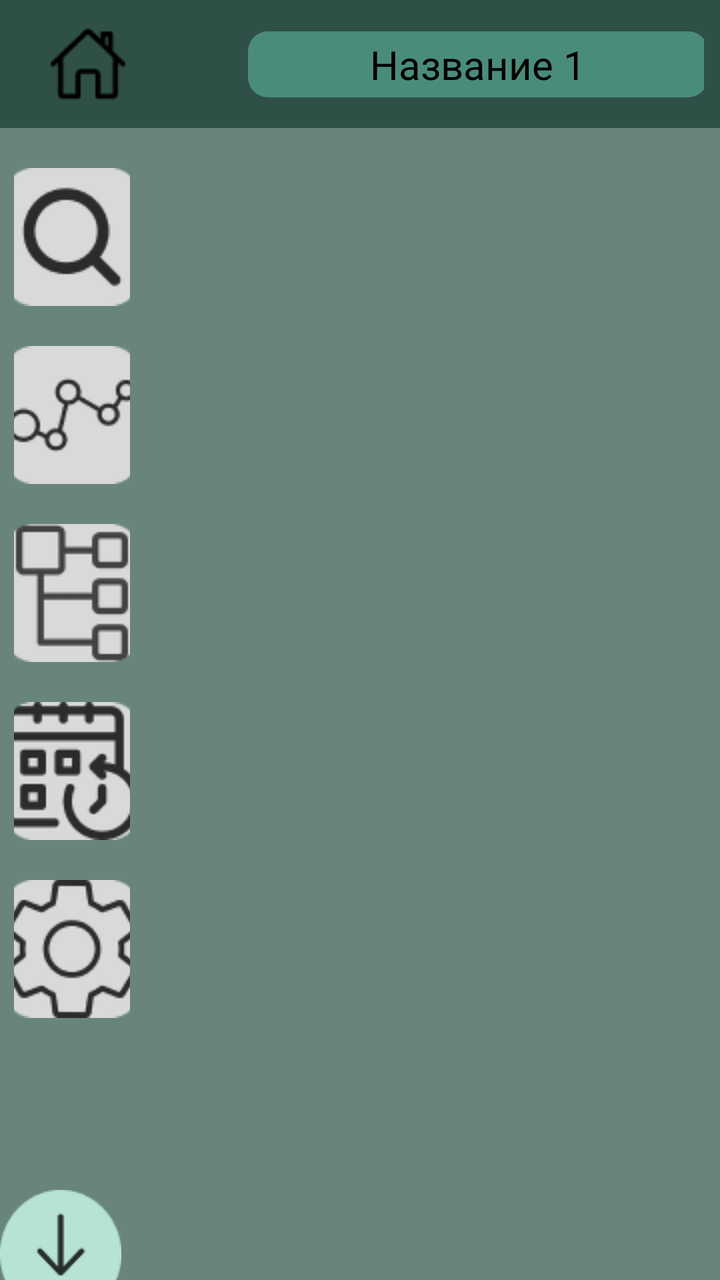
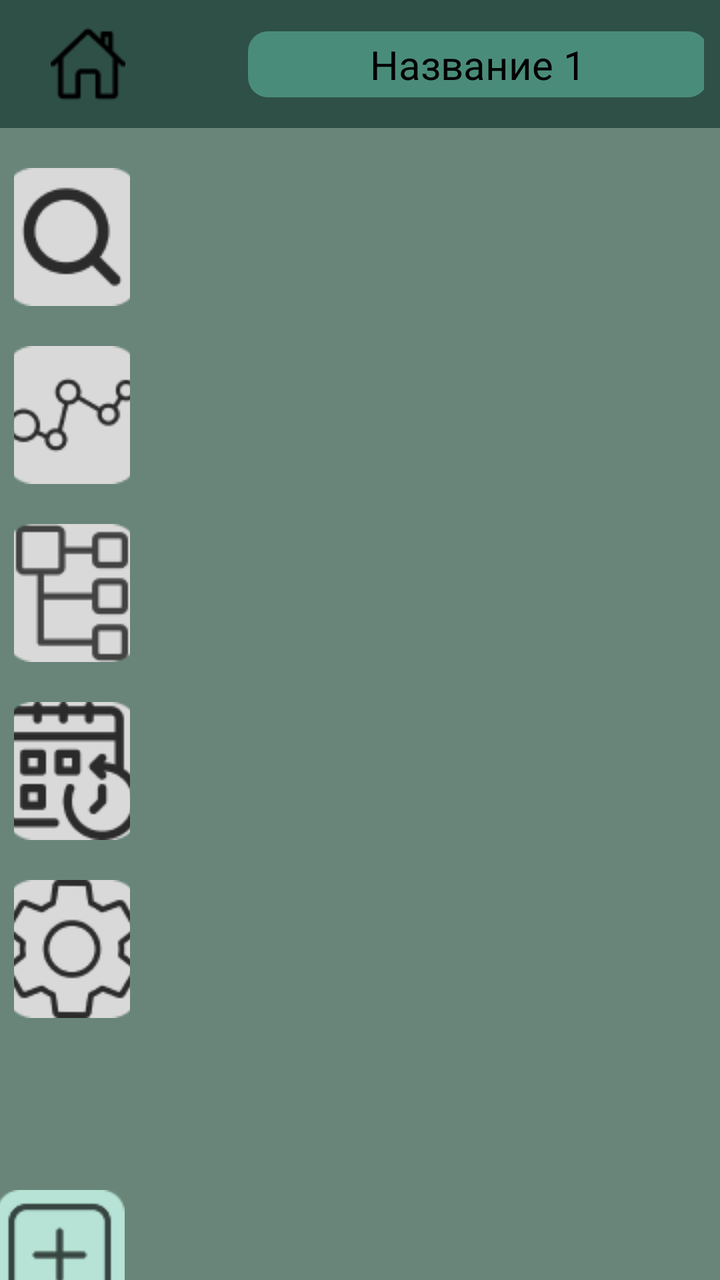

Before-and-after screenshots of an Android layout around one commit, followed by the original layout XML and the change that was made.
<!-- AndroidManifest.xml: application theme Theme.Blabify -->
<!-- res/layout/activity_main.xml -->
<?xml version="1.0" encoding="utf-8"?>
<androidx.drawerlayout.widget.DrawerLayout xmlns:android="http://schemas.android.com/apk/res/android"
    xmlns:app="http://schemas.android.com/apk/res-auto"
    xmlns:tools="http://schemas.android.com/tools"
    android:id="@+id/drawer_layout"
    android:layout_width="match_parent"
    android:layout_height="match_parent"
    android:background="#698579"
    tools:context=".presentation.ui.ChatsActivity">



    
    <androidx.constraintlayout.widget.ConstraintLayout
        android:id="@+id/main"
        android:layout_width="match_parent"
        android:layout_height="match_parent">

        
        <androidx.appcompat.widget.Toolbar
            android:id="@+id/toolbar"
            android:layout_width="match_parent"
            android:layout_height="wrap_content"
            android:background="#2F5047"
            app:layout_constraintTop_toTopOf="parent"
            app:layout_constraintStart_toStartOf="parent"
            app:layout_constraintEnd_toEndOf="parent">

            <androidx.constraintlayout.widget.ConstraintLayout
                android:layout_width="match_parent"
                android:layout_height="wrap_content"
                android:padding="8dp">

                <ImageView
                    android:id="@+id/home_icon"
                    android:layout_width="40dp"
                    android:layout_height="40dp"
                    android:src="@drawable/home"
                    android:contentDescription=""
                    app:layout_constraintStart_toStartOf="parent"
                    app:layout_constraintTop_toTopOf="parent"
                    app:layout_constraintBottom_toBottomOf="parent" />

                
                <TextView
                    android:id="@+id/toolbar_title"
                    android:layout_width="230dp"
                    android:layout_height="33dp"
                    android:layout_marginStart="60dp"
                    android:background="@drawable/toolbar_background"
                    android:text="Название 1"
                    android:textColor="@android:color/black"
                    android:gravity="center"
                    android:textSize="20dp"
                    android:textAppearance="@style/TextAppearance.AppCompat.Medium"
                    app:layout_constraintStart_toEndOf="@id/home_icon"
                    app:layout_constraintTop_toTopOf="parent"
                    app:layout_constraintBottom_toBottomOf="parent"
                    app:layout_constraintEnd_toStartOf="@id/mark_icon"/>

                
                <ImageView
                    android:id="@+id/mark_icon"
                    android:layout_width="42dp"
                    android:layout_height="42dp"
                    android:src="@drawable/mark_search"
                    android:contentDescription=""
                    app:layout_constraintStart_toEndOf="@id/toolbar_title"
                    app:layout_constraintTop_toTopOf="parent"
                    app:layout_constraintBottom_toBottomOf="parent"
                    android:layout_marginStart="10dp"/>
            </androidx.constraintlayout.widget.ConstraintLayout>
        </androidx.appcompat.widget.Toolbar>

        
        <LinearLayout
            android:id="@+id/content_container"
            android:layout_width="match_parent"
            android:layout_height="0dp"
            android:orientation="horizontal"
            app:layout_constraintTop_toBottomOf="@id/toolbar"
            app:layout_constraintBottom_toBottomOf="parent">

        
        <LinearLayout
            android:id="@+id/button_container"
            android:layout_width="0dp"
            android:layout_height="match_parent"
            android:layout_weight="0.1"
            android:orientation="vertical"
            android:paddingStart="7dp"
            android:paddingEnd="7dp"
            android:paddingTop="20dp">

            <ImageButton
                android:id="@+id/btn_search"
                android:contentDescription="Поиск"
                android:layout_width="wrap_content"
                android:layout_height="wrap_content"
                android:src="@drawable/nav_search"
                android:background="@android:color/transparent"/>

            <ImageButton
                android:contentDescription="Карта"
                android:id="@+id/btn_map"
                android:layout_width="wrap_content"
                android:layout_height="wrap_content"
                android:src="@drawable/nav_map"
                android:layout_marginTop="20dp"
                android:background="@android:color/transparent"/>

            <ImageButton
                android:contentDescription="Файлы"
                android:id="@+id/btn_tree"
                android:layout_width="wrap_content"
                android:layout_height="wrap_content"
                android:src="@drawable/nav_tree"
                android:layout_marginTop="20dp"
                android:background="@android:color/transparent"/>

            <ImageButton
                android:contentDescription="Дедлайны"
                android:id="@+id/btn_deadlines"
                android:layout_width="wrap_content"
                android:layout_height="wrap_content"
                android:src="@drawable/nav_deadlines"
                android:layout_marginTop="20dp"
                android:background="@android:color/transparent"/>

            <ImageButton
                android:contentDescription="Настройки"
                android:id="@+id/btn_settings"
                android:layout_width="wrap_content"
                android:layout_height="wrap_content"
                android:src="@drawable/nav_settings"
                android:layout_marginTop="20dp"
                android:background="@android:color/transparent"/>
        </LinearLayout>

            
            <androidx.recyclerview.widget.RecyclerView
                android:id="@+id/recycler_view_chats"
                android:layout_width="0dp"
                android:layout_height="match_parent"
                android:layout_weight="0.4"
                android:padding="8dp"/>
        </LinearLayout>

        
        <ImageButton
            android:id="@+id/crate_button"
            android:elevation="10dp"
            android:layout_width="64dp"
            android:layout_height="64dp"
            android:src="@drawable/load2"
            android:scaleType="fitCenter"
            android:background="@android:color/transparent"
            android:layout_marginTop="550dp"
            android:layout_marginRight="300dp"
            app:layout_constraintTop_toBottomOf="@id/toolbar"
            app:layout_constraintBottom_toBottomOf="parent"
            app:layout_constraintStart_toStartOf="parent"
            app:layout_constraintEnd_toEndOf="parent"
            android:contentDescription="Кнопка"/>
    </androidx.constraintlayout.widget.ConstraintLayout>

</androidx.drawerlayout.widget.DrawerLayout>
<!-- resources referenced by this layout -->
<resources>
  <!-- drawable home: png bitmap (drawable, 787 bytes) -->
  <!-- drawable load2: png bitmap (drawable, 2315 bytes) -->
  <!-- drawable mark_search: png bitmap (drawable, 4997 bytes) -->
  <!-- drawable nav_deadlines: png bitmap (drawable, 2776 bytes) -->
  <!-- drawable nav_map: png bitmap (drawable, 2553 bytes) -->
  <!-- drawable nav_search: png bitmap (drawable, 2088 bytes) -->
  <!-- drawable nav_settings: png bitmap (drawable, 3732 bytes) -->
  <!-- drawable nav_tree: png bitmap (drawable, 1766 bytes) -->
  <!-- drawable toolbar_background (drawable) -->
  <?xml version="1.0" encoding="utf-8"?>
  <shape xmlns:android="http://schemas.android.com/apk/res/android">
      <corners android:radius="10dp"/>
      <solid android:color="#4A8C7A"/> 
  </shape>
  <style name="Theme.Blabify" parent="Base.Theme.Blabify" />
  <style name="Base.Theme.Blabify" parent="Theme.Material3.DayNight.NoActionBar">
          
          
      </style>
</resources>

<!-- the commit's change to res/layout/activity_main.xml (unified diff, before → after) -->
@@ -152,7 +152,7 @@
             android:elevation="10dp"
             android:layout_width="64dp"
             android:layout_height="64dp"
-            android:src="@drawable/load2"
+            android:src="@drawable/add_smthg"
             android:scaleType="fitCenter"
             android:background="@android:color/transparent"
             android:layout_marginTop="550dp"
<!-- resource entries referenced after the edit -->
@@ -1,7 +1,7 @@
 <!-- resources referenced by this layout -->
 <resources>
+  <!-- drawable add_smthg: png bitmap (drawable, 1616 bytes) -->
   <!-- drawable home: png bitmap (drawable, 787 bytes) -->
-  <!-- drawable load2: png bitmap (drawable, 2315 bytes) -->
   <!-- drawable mark_search: png bitmap (drawable, 4997 bytes) -->
   <!-- drawable nav_deadlines: png bitmap (drawable, 2776 bytes) -->
   <!-- drawable nav_map: png bitmap (drawable, 2553 bytes) -->
